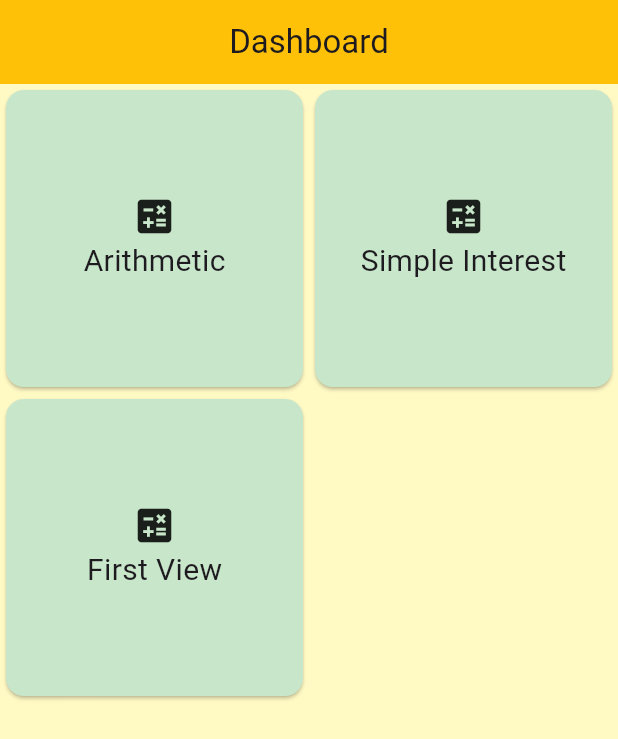
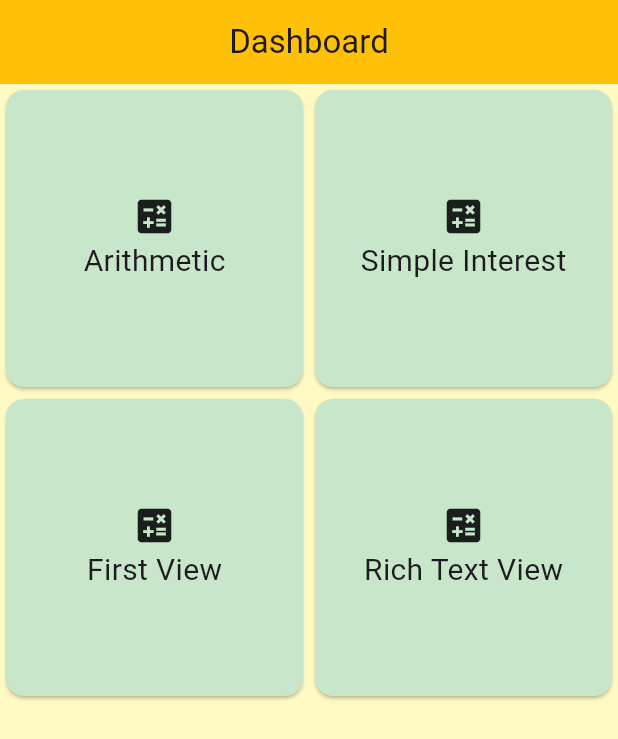
Before and after one commit to kiranrana8973/batch33, a Flutter app: the screen it shows after launch, on a phone screen of 412 x 824 dp. Shown: the top 739 px of the screen. Run offline on Flutter 3.47's test engine with Material 3 defaults, Android fonts, the phone set to English and light mode, and no system bars.

Commit message:
Added rich text

```diff
--- a/lib/view/arithmetic_view.dart
+++ b/lib/view/arithmetic_view.dart
@@ -36,7 +36,11 @@ class ArithmeticViewState extends State<ArithmeticView> {
                 },
                 keyboardType: TextInputType.number,
                 decoration: const InputDecoration(
-                  border: OutlineInputBorder(),
+                  border: OutlineInputBorder(
+                    borderRadius: BorderRadius.all(
+                      Radius.circular(20),
+                    ),
+                  ),
                   labelText: 'Enter First No',
                 ),
                 validator: (value) {
--- a/lib/view/dashboard_view.dart
+++ b/lib/view/dashboard_view.dart
@@ -1,5 +1,6 @@
 import 'package:batch33/view/arithmetic_view.dart';
 import 'package:batch33/view/first_view.dart';
+import 'package:batch33/view/rich_text_view.dart';
 import 'package:batch33/view/si_view.dart';
 import 'package:flutter/material.dart';
 
@@ -88,6 +89,29 @@ class DashboardView extends StatelessWidget {
               ),
             ),
           ),
+          Card(
+            color: Colors.green[100],
+            child: InkWell(
+              onTap: () {
+                Navigator.push(context, MaterialPageRoute(builder: (context) {
+                  return const RichTextView();
+                }));
+              },
+              child: const Column(
+                mainAxisAlignment: MainAxisAlignment.center,
+                children: [
+                  Icon(
+                    Icons.calculate,
+                    size: 30,
+                  ),
+                  Text(
+                    'Rich Text View',
+                    style: TextStyle(fontSize: 20),
+                  ),
+                ],
+              ),
+            ),
+          ),
         ],
       ),
     );
```
Also changed, not shown: lib/view/rich_text_view.dart (added, +49 -0 lines).
